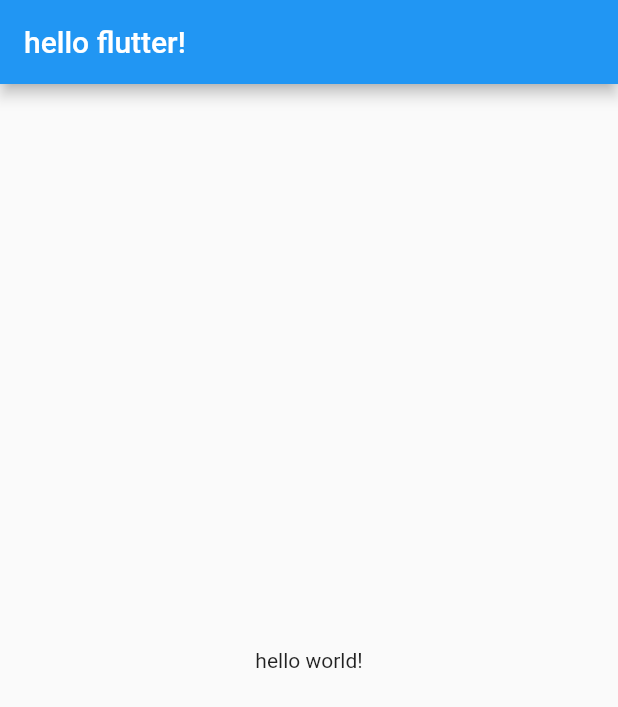
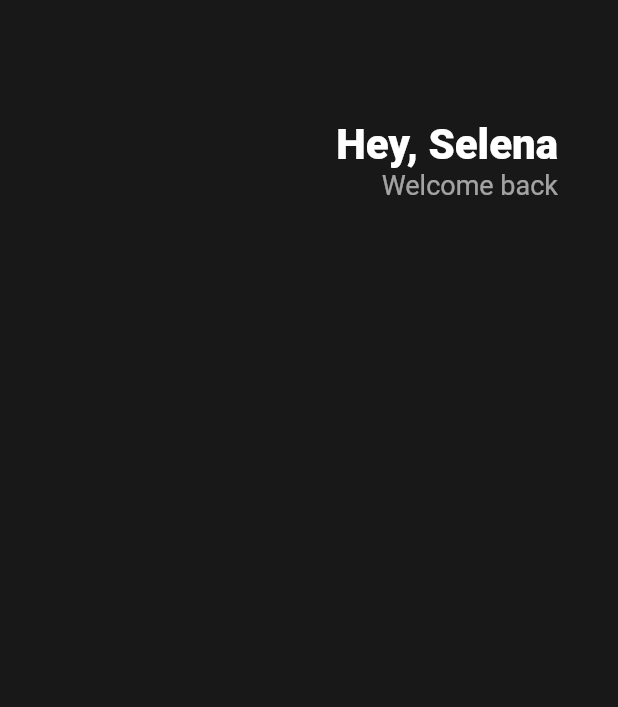
Before and after one commit to tacowasabii/Flutter-UI, a Flutter app: the screen it shows after launch, on a phone screen of 412 x 824 dp. Shown: the top 707 px of the screen. Run offline on Flutter 3.47's test engine with Material 2 defaults, Android fonts, the phone set to English and light mode, and no system bars.

Commit message:
화면 레이아웃 구성

```diff
--- a/analysis_options.yaml
+++ b/analysis_options.yaml
@@ -22,8 +22,9 @@ linter:
   # `// ignore_for_file: name_of_lint` syntax on the line or in the file
   # producing the lint.
   rules:
+    prefer_const_constructors: false
+    prefer_const_literals_to_create_immutables: false
     # avoid_print: false  # Uncomment to disable the `avoid_print` rule
     # prefer_single_quotes: true  # Uncomment to enable the `prefer_single_quotes` rule
-
 # Additional information about this file can be found at
 # https://dart.dev/guides/language/analysis-options
--- a/lib/main.dart
+++ b/lib/main.dart
@@ -1,19 +1,49 @@
 import 'package:flutter/material.dart';
 
 void main() {
-  runApp(App());
+  runApp(MyApp());
 }
 
-class App extends StatelessWidget {
+class MyApp extends StatelessWidget {
   @override
   Widget build(BuildContext context) {
     return MaterialApp(
       home: Scaffold(
-        appBar: AppBar(
-          title: Text('hello flutter!'),
-        ),
-        body: Center(
-          child: Text('hello world!'),
+        backgroundColor: Color(0xFF181818),
+        body: Padding(
+          padding: EdgeInsets.symmetric(horizontal: 40),
+          child: Column(
+            children: [
+              SizedBox(
+                height: 80,
+              ),
+              Row(
+                mainAxisAlignment: MainAxisAlignment.end,
+                children: [
+                  Column(
+                    crossAxisAlignment: CrossAxisAlignment.end,
+                    children: [
+                      Text(
+                        'Hey, Selena',
+                        style: TextStyle(
+                          color: Colors.white,
+                          fontSize: 28,
+                          fontWeight: FontWeight.w800,
+                        ),
+                      ),
+                      Text(
+                        'Welcome back',
+                        style: TextStyle(
+                          color: Colors.white.withOpacity(0.6),
+                          fontSize: 18,
+                        ),
+                      ),
+                    ],
+                  )
+                ],
+              ),
+            ],
+          ),
         ),
       ),
     );
```
Also changed, not shown: 1 other file.
